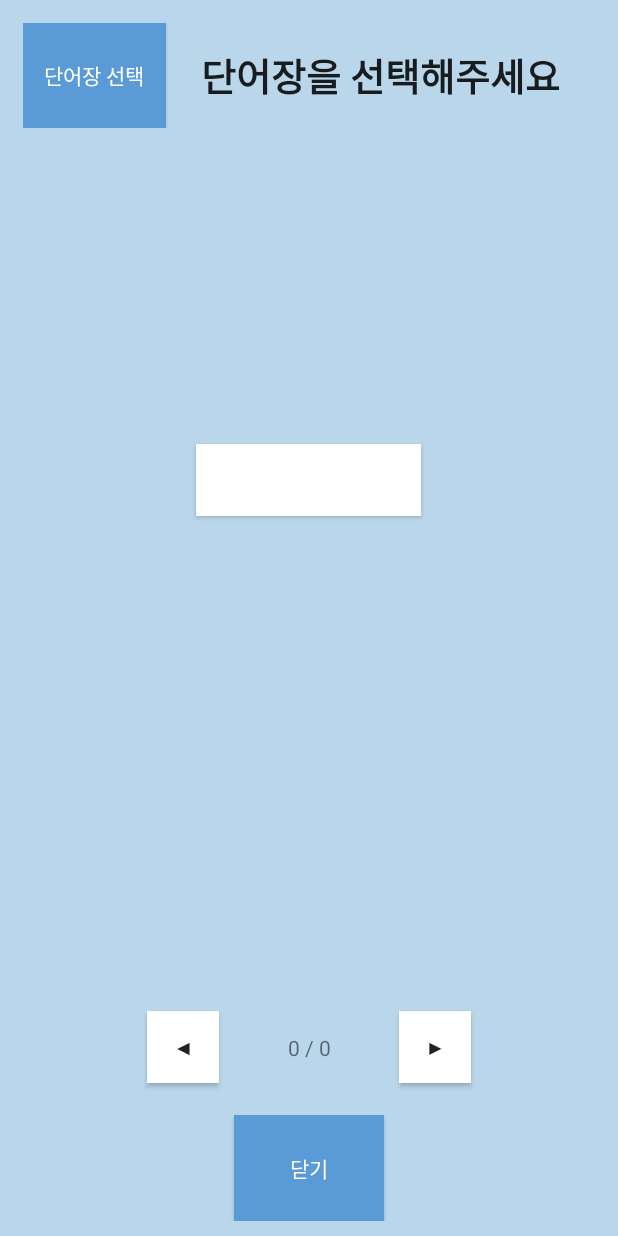
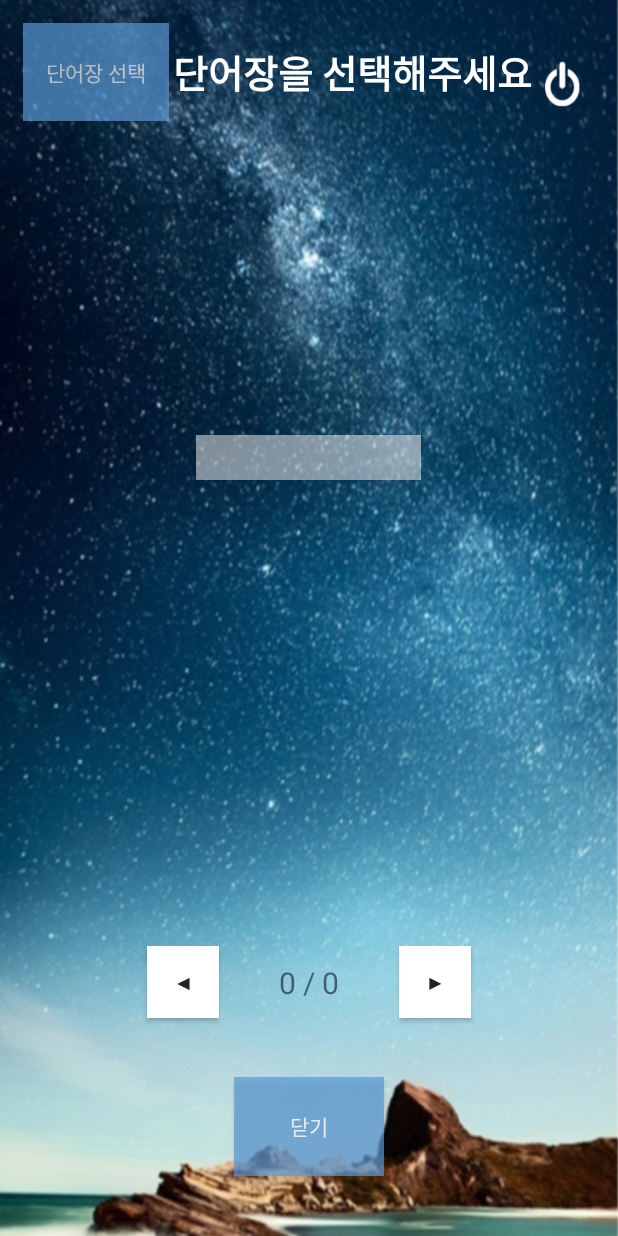
Before and after one commit to EunHyeJung/ShutterWordBook, an Android app: the layout activity_lockscreen.xml on its own in the app's theme, with its tools: preview values and no code run, on a phone screen of 412 x 824 dp. Run offline under Robolectric (Android 15) with nearby library versions, the phone set to English and light mode, and no system bars.

Commit message:
lock screen Activity에서 설정 변경 가능, UI 변경, 기능 추가

```diff
--- a/ShutterWordBook/app/src/main/java/org/androidtown/shutterwordbook/Activity/MainActivity.java
+++ b/ShutterWordBook/app/src/main/java/org/androidtown/shutterwordbook/Activity/MainActivity.java
@@ -103,7 +103,6 @@ public class MainActivity extends ActionBarActivity implements ActionBar.TabList
                             .setTabListener(this));
         }
     }
-
 
     @Override
     public boolean onCreateOptionsMenu(Menu menu) {
@@ -241,7 +240,6 @@ public class MainActivity extends ActionBarActivity implements ActionBar.TabList
          WordbookFragment와 통신
     *      ContentActivity에 보고자 하는 단어장의 이름을 전달하여
     *      ContentActivity에서 해당하는 단어장을 열어서 출력하도록 한다.
-    *
 */
     @Override
     public void showWordbook(String wordbookName){
@@ -249,6 +247,4 @@ public class MainActivity extends ActionBarActivity implements ActionBar.TabList
         intent.putExtra("wordbookName", wordbookName);
         startActivity(intent);
     }
-
-
 }
--- a/ShutterWordBook/app/src/main/java/org/androidtown/shutterwordbook/Helper/DictionaryOpenHelper.java
+++ b/ShutterWordBook/app/src/main/java/org/androidtown/shutterwordbook/Helper/DictionaryOpenHelper.java
@@ -153,7 +153,7 @@ public class DictionaryOpenHelper extends SQLiteOpenHelper {
             db.execSQL(query);
         }catch(Exception ex){
             System.out.println("drop Table 에서는 뭐가 문제 ? : "+ex);
-            Log.e("error", "Excpetion in Drop wordbook table  SQL", ex);
+            Log.e("myerror", "Excpetion in Drop wordbook table  SQL" +  ex.toString());
         }
 
     }
@@ -162,13 +162,13 @@ public class DictionaryOpenHelper extends SQLiteOpenHelper {
     // 단어장에 단어 추가
     public void  insertWord(String wordbookName, int book_id, int word_id){
         SQLiteDatabase db = getWritableDatabase();
-         String query  = "insert into "+wordbookName+" values("+ book_id + ", " + word_id + ");";
+         String query  = "insert into '"+wordbookName+"' values("+ book_id + ", " + word_id + ");";
 
         try{
                 db.execSQL(query);
 
         }catch(Exception ex){
-            Log.e("error", "Excpetion in insert SQL", ex);
+            Log.e("myerror", "Excpetion in Drop wordbook table  SQL" +  ex.toString());
         }
     }
 
--- a/ShutterWordBook/app/src/main/res/layout/activity_lockscreen.xml
+++ b/ShutterWordBook/app/src/main/res/layout/activity_lockscreen.xml
@@ -2,7 +2,7 @@
 <LinearLayout xmlns:android="http://schemas.android.com/apk/res/android"
     android:layout_width="match_parent"
     android:layout_height="match_parent"
-    android:background="@color/color_lightblue"
+    android:background="@drawable/background_lockscreen"
     android:padding="10dp"
     android:orientation="vertical">
 
@@ -18,48 +18,59 @@
             android:id="@+id/button_lock_select"
             android:layout_width="0dp"
             android:layout_height="match_parent"
-            android:layout_weight="1"
+            android:layout_weight="2"
             android:background="@color/color_deepblue"
             android:textColor="@color/color_white"
-            android:text="단어장 선택" />
+            android:text="단어장 선택"
+            android:alpha="0.7"/>
 
         <!-- 단어장 이름 -->
         <TextView
             android:id="@+id/textView_lock_wordbook_name"
             android:layout_width="0dp"
             android:layout_height="match_parent"
-            android:layout_weight="3"
+            android:layout_weight="5"
             android:textSize="25dp"
             android:textStyle="bold"
             android:gravity="center"
             android:text="단어장을 선택해주세요"
+            android:textColor="@color/color_white"
             android:textAppearance="?android:attr/textAppearanceLarge" />
+
+        <Button
+            android:layout_width="40dp"
+            android:layout_height="match_parent"
+            android:id="@+id/button_lock_onoff"
+            android:alpha="0"/>
 
     </LinearLayout>
 
     <LinearLayout
+        android:padding="30dp"
         android:layout_width="match_parent"
         android:layout_height="0dp"
         android:layout_weight="8"
         android:gravity="center"
         android:orientation="vertical">
 
+        <!-- 단어 -->
         <TextView
             android:layout_width="match_parent"
             android:layout_height="0dp"
             android:layout_weight="2"
-            android:textSize="40dp"
+            android:textSize="50dp"
             android:textStyle="bold"
+            android:textColor="@color/color_white"
             android:gravity="center"
             android:id="@+id/textView_lock_word"
             android:layout_gravity="center_horizontal" />
 
         <Button
             android:layout_width="150dp"
-            android:layout_height="wrap_content"
+            android:layout_height="30dp"
             android:gravity="center"
+            android:alpha="0.5"
             android:background="@color/color_white"
-            android:text=""
             android:id="@+id/button_lock_show" />
 
         <!-- 단어 의미 -->
@@ -68,6 +79,7 @@
             android:layout_width="match_parent"
             android:layout_height="0dp"
             android:layout_weight="3"
+            android:textColor="@color/color_white"
             android:textSize="25dp"
             android:gravity="center"
             android:textAppearance="?android:attr/textAppearanceLarge" />
@@ -89,9 +101,11 @@
             android:background="@color/color_white"
             android:id="@+id/button_lock_previous" />
 
+        <!-- index -->
         <TextView
             android:layout_width="100dp"
             android:layout_height="match_parent"
+            android:textSize="20dp"
             android:text="0 / 0"
             android:id="@+id/textView_lock_index"
             android:layout_margin="10dp"
@@ -106,6 +120,10 @@
             android:id="@+id/button_lock_next" />
     </LinearLayout>
 
+    <FrameLayout
+        android:layout_width="match_parent"
+        android:layout_height="20dp"
+        android:layout_gravity="center_horizontal"></FrameLayout>
 
     <Button
         android:id="@+id/button_lock_ok"
@@ -115,6 +133,12 @@
         android:layout_gravity="center|bottom"
         android:layout_weight="1"
         android:textColor="@color/color_white"
+        android:alpha="0.7"
         android:text="닫기" />
 
+    <FrameLayout
+        android:layout_width="match_parent"
+        android:layout_height="30dp"
+        android:layout_gravity="center_horizontal"></FrameLayout>
+
 </LinearLayout>
```
Also changed, not shown: ShutterWordBook/app/src/main/java/org/androidtown/shutterwordbook/Activity/ContentActivity.java (+9 -36 lines), ShutterWordBook/app/src/main/java/org/androidtown/shutterwordbook/Activity/LockScreenActivity.java (+126 -61 lines), ShutterWordBook/app/src/main/java/org/androidtown/shutterwordbook/Activity/StartActivity.java (+11 -2 lines), ShutterWordBook/app/src/main/java/org/androidtown/shutterwordbook/Fragment/SettingFragment.java (+22 -3 lines), ShutterWordBook/app/src/main/res/layout/fragment_setting.xml (+8 -0 lines), ShutterWordBook/app/src/main/res/drawable/background_lockscreen.jpeg (added), ShutterWordBook/app/src/main/res/drawable/icon_onoff.png (added), ShutterWordBook/app/src/main/res/drawable/icon_onoff_white.png (added).
